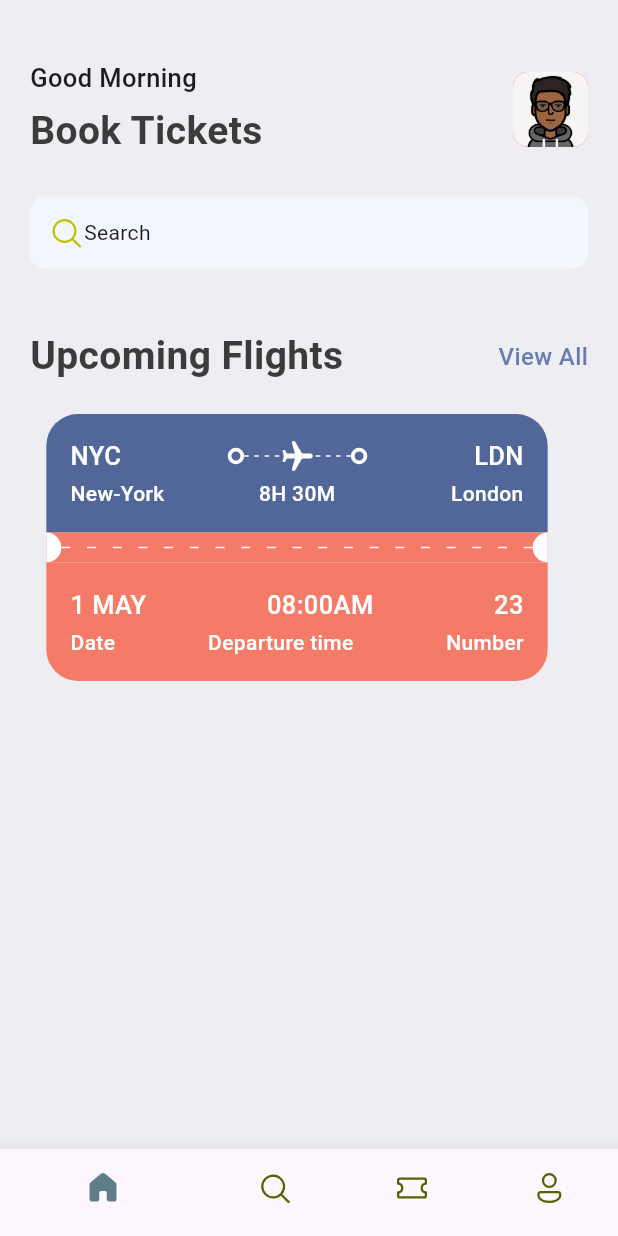
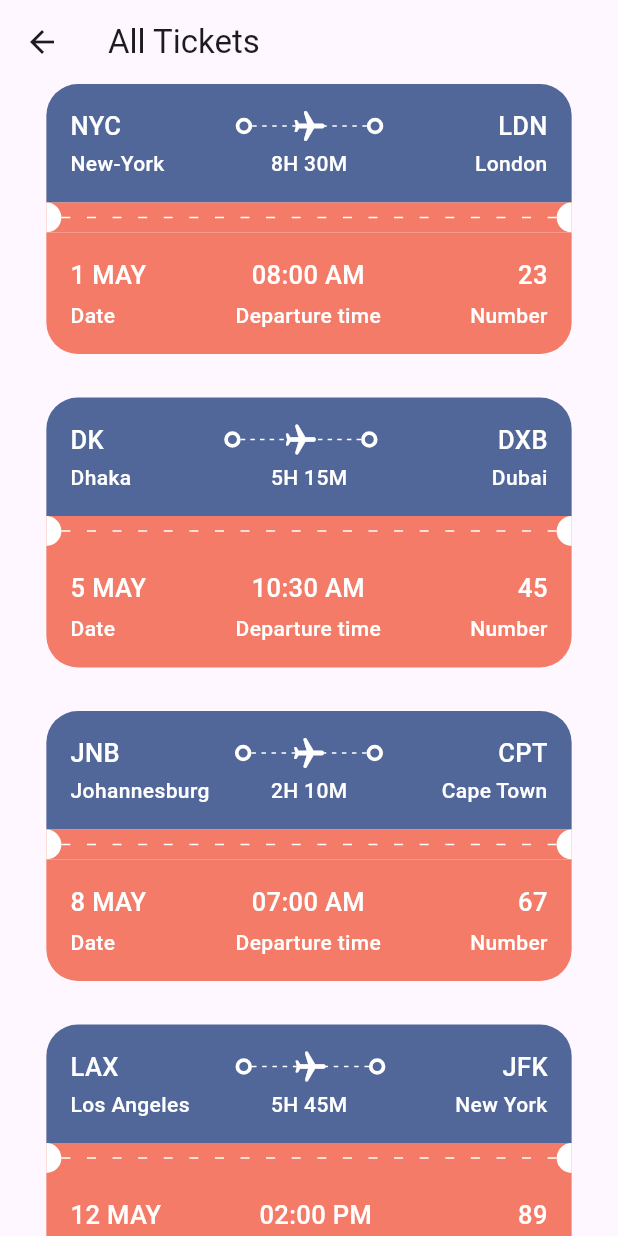
Before and after one commit to Coder-jt/ticket_app, a Flutter app: the screen it shows after launch, after a tap on "View All", on a phone screen of 412 x 824 dp. Run offline on Flutter 3.47's test engine with Material 3 defaults, Android fonts, the phone set to English and light mode, and no system bars; our stand-ins replace fluentui_icons.

Commit message:
add ticket data structure, implement AllTickets screen, and enhance HomeScreen with navigation and ticket display

```diff
--- a/lib/base/utils/all_json.dart
+++ b/lib/base/utils/all_json.dart
@@ -0,0 +1,115 @@
+
+List<Map<String, dynamic>> ticketList = [
+  {
+    'from': {
+      'code': "NYC",
+      'name': "New-York"
+    },
+    'to': {
+      'code': "LDN",
+      'name': "London"
+    },
+    'flying_time': '8H 30M',
+    'date': "1 MAY",
+    'departure_time': "08:00 AM",
+    'number': 23
+  },
+  {
+    'from': {
+      'code': "DK",
+      'name': "Dhaka"
+    },
+    'to': {
+      'code': "DXB",
+      'name': "Dubai"
+    },
+    'flying_time': '5H 15M',
+    'date': "5 MAY",
+    'departure_time': "10:30 AM",
+    'number': 45
+  },
+  {
+    'from': {
+      'code': "JNB",
+      'name': "Johannesburg"
+    },
+    'to': {
+      'code': "CPT",
+      'name': "Cape Town"
+    },
+    'flying_time': '2H 10M',
+    'date': "8 MAY",
+    'departure_time': "07:00 AM",
+    'number': 67
+  },
+  {
+    'from': {
+      'code': "LAX",
+      'name': "Los Angeles"
+    },
+    'to': {
+      'code': "JFK",
+      'name': "New York"
+    },
+    'flying_time': '5H 45M',
+    'date': "12 MAY",
+    'departure_time': "02:00 PM",
+    'number': 89
+  },
+  {
+    'from': {
+      'code': "DXB",
+      'name': "Dubai"
+    },
+    'to': {
+      'code': "SIN",
+      'name': "Singapore"
+    },
+    'flying_time': '7H 20M',
+    'date': "15 MAY",
+    'departure_time': "11:15 PM",
+    'number': 102
+  },
+  {
+    'from': {
+      'code': "PAR",
+      'name': "Paris"
+    },
+    'to': {
+      'code': "ROM",
+      'name': "Rome"
+    },
+    'flying_time': '2H 00M',
+    'date': "18 MAY",
+    'departure_time': "09:45 AM",
+    'number': 115
+  },
+  {
+    'from': {
+      'code': "SYD",
+      'name': "Sydney"
+    },
+    'to': {
+      'code': "TYO",
+      'name': "Tokyo"
+    },
+    'flying_time': '9H 30M',
+    'date': "22 MAY",
+    'departure_time': "06:30 PM",
+    'number': 128
+  },
+  {
+    'from': {
+      'code': "CPT",
+      'name': "Cape Town"
+    },
+    'to': {
+      'code': "NBO",
+      'name': "Nairobi"
+    },
+    'flying_time': '5H 45M',
+    'date': "25 MAY",
+    'departure_time': "08:15 AM",
+    'number': 140
+  },
+];
--- a/lib/base/widgets/app_column_text_layout.dart
+++ b/lib/base/widgets/app_column_text_layout.dart
@@ -0,0 +1,22 @@
+import 'package:flutter/cupertino.dart';
+import 'package:ticket_app/base/widgets/text_style_fourth.dart';
+import 'package:ticket_app/base/widgets/text_style_third.dart';
+
+class AppColumnTextLayout extends StatelessWidget {
+  final String topText;
+  final String bottomText;
+  final CrossAxisAlignment alignment;
+  const AppColumnTextLayout({super.key, required this.topText, required this.bottomText, required this.alignment});
+
+  @override
+  Widget build(BuildContext context) {
+    return Column(
+      crossAxisAlignment: alignment,
+      children: [
+        TextStyleThird(text: topText),
+        const SizedBox(height: 5,),
+        TextStyleFourth(text: bottomText),
+      ],
+    );
+  }
+}
--- a/lib/base/widgets/app_double_text.dart
+++ b/lib/base/widgets/app_double_text.dart
@@ -1,13 +1,14 @@
-import 'package:flutter/cupertino.dart';
 import 'package:flutter/material.dart';
+import 'package:ticket_app/screens/all_tickets.dart';
 
 import '../res/styles/app_styles.dart';
 
 class AppDoubleText extends StatelessWidget {
-  const AppDoubleText({required this.bigText, required this.smallText, super.key});
+  const AppDoubleText({required this.bigText, required this.smallText, super.key, required this.func});
 
   final String bigText;
   final String smallText;
+  final VoidCallback  func;
 
   @override
   Widget build(BuildContext context) {
@@ -16,9 +17,7 @@ class AppDoubleText extends StatelessWidget {
       children: [
         Text(bigText, style: AppStyles.headLineStyle2),
         InkWell(
-          onTap: (){
-
-          },
+          onTap: func,
           child: Text(smallText, style: AppStyles.textStyle.copyWith(
             color: AppStyles.primaryColor
           ),),
--- a/lib/base/widgets/ticket_view.dart
+++ b/lib/base/widgets/ticket_view.dart
@@ -1,5 +1,6 @@
 import 'package:flutter/cupertino.dart';
 import 'package:flutter/material.dart';
+import 'package:ticket_app/base/widgets/app_column_text_layout.dart';
 import 'package:ticket_app/base/widgets/app_layoutbuilder_widget.dart';
 import 'package:ticket_app/base/widgets/big_circle.dart';
 import 'package:ticket_app/base/widgets/big_dot.dart';
@@ -9,7 +10,9 @@ import 'package:ticket_app/base/widgets/text_style_third.dart';
 import '../res/styles/app_styles.dart';
 
 class TicketView extends StatelessWidget {
-  const TicketView({super.key});
+  final Map<String, dynamic> ticket;
+  final bool wholeScreen;
+  const TicketView({super.key, required this.ticket, this.wholeScreen=false});
 
   @override
   Widget build(BuildContext context) {
@@ -18,7 +21,7 @@ class TicketView extends StatelessWidget {
       width: size.width * 0.85,
       height: 189,
       child: Container(
-        margin: const EdgeInsets.only(right: 16),
+        margin: EdgeInsets.only(right: wholeScreen == true ? 0: 16),
         child: Column(
           children: [
             // blue part of the ticket
@@ -35,7 +38,7 @@ class TicketView extends StatelessWidget {
                     //Show departure and destination with Icons first line
                     Row(
                       children: [
-                        const TextStyleThird(text: "NYC"),
+                        TextStyleThird(text: ticket["from"]["code"],),
                         Expanded(child: Container()),
                         const BigDot(),
                         Expanded(
@@ -59,7 +62,7 @@ class TicketView extends StatelessWidget {
                         )),
                         const BigDot(),
                         Expanded(child: Container()),
-                        const TextStyleThird(text: "LDN"),
+                        TextStyleThird(text: ticket["to"]["code"]),
                       ],
                     ),
                     //Show departure and destination with time
@@ -68,16 +71,16 @@ class TicketView extends StatelessWidget {
                     ),
                     Row(
                       children: [
-                        const SizedBox(
+                        SizedBox(
                           width: 100,
-                          child:TextStyleFourth(text: "New-York"),
+                          child:TextStyleFourth(text: ticket["from"]["name"]),
                         ),
                         Expanded(child: Container()),
-                        const TextStyleFourth(text: "8H 30M"),
+                        TextStyleFourth(text: ticket["flying_time"]),
                         Expanded(child: Container()),
-                        const SizedBox(
+                        SizedBox(
                           width: 100,
-                          child: TextStyleFourth(text: "London", align: TextAlign.end,),
+                          child: TextStyleFourth(text: ticket["to"]["name"], align: TextAlign.end,),
                           //),
                         ),
                       ],
@@ -112,48 +115,11 @@ class TicketView extends StatelessWidget {
                   children: [
                     //Show departure and destination with Icons first line
                     Row(
+                      mainAxisAlignment: MainAxisAlignment.spaceBetween,
                       children: [
-                        const TextStyleThird(text: "1 MAY"),
-                        Expanded(child: Container()),
-                        //const BigDot(),
-                        Expanded(
-                            child: Container(
-                          child: const Stack(
-                            children: [
-                              //const SizedBox(
-                                //height: 24,
-                                //child: AppLayoutBuilderWidget(
-                                  //randomDivider: 6,
-                                //),
-                              //),
-                              Center(
-                                  child: TextStyleThird(text: "08:00AM")
-                              )
-                            ],
-                          ),
-                        )),
-                        //const BigDot(),
-                        Expanded(child: Container()),
-                        const TextStyleThird(text: "23"),
-                      ],
-                    ),
-                    //Show departure and destination with time
-                    const SizedBox(
-                      height: 3,
-                    ),
-                    Row(
-                      children: [
-                        Text("Date",
-                            style: AppStyles.headLineStyle4
-                                .copyWith(color: Colors.white)),
-                        Expanded(child: Container()),
-                        Text("Departure time",
-                            style: AppStyles.headLineStyle4
-                                .copyWith(color: Colors.white)),
-                        Expanded(child: Container()),
-                        Text("Number",
-                            style: AppStyles.headLineStyle4
-                                .copyWith(color: Colors.white)),
+                        AppColumnTextLayout(topText: ticket["date"], bottomText: "Date", alignment: CrossAxisAlignment.start,),
+                        AppColumnTextLayout(topText: ticket["departure_time"], bottomText: "Departure time", alignment: CrossAxisAlignment.center),
+                        AppColumnTextLayout(topText: ticket["number"].toString(), bottomText: "Number", alignment: CrossAxisAlignment.end,),
                       ],
                     ),
                   ],
--- a/lib/main.dart
+++ b/lib/main.dart
@@ -1,10 +1,10 @@
 import 'package:flutter/material.dart';
 import 'package:ticket_app/base/bottom_nav_bar.dart';
+import 'package:ticket_app/screens/all_tickets.dart';
 
 
 
 void main() {
-  print("Hello dart");
   runApp(const MyApp());
 }
 
@@ -16,9 +16,12 @@ class MyApp extends StatelessWidget {
   @override
   Widget build(BuildContext context) {
     //
-    return const MaterialApp(
+    return MaterialApp(
       debugShowCheckedModeBanner: false,
-      home: BottomNavBar(),
+      routes: {
+        "/": (context) => const BottomNavBar(),
+        "all_tickets": (context) => const  AllTickets()
+      },
     );
   }
 }
--- a/lib/screens/all_tickets.dart
+++ b/lib/screens/all_tickets.dart
@@ -0,0 +1,29 @@
+import 'package:flutter/material.dart';
+import 'package:ticket_app/base/utils/all_json.dart';
+import 'package:ticket_app/base/widgets/ticket_view.dart';
+
+class AllTickets extends StatelessWidget {
+  const AllTickets({super.key});
+
+  @override
+  Widget build(BuildContext context) {
+    return Scaffold(
+      appBar: AppBar(
+        title: const Text("All Tickets"),
+      ),
+      body: ListView(
+        children: [
+          SingleChildScrollView(
+            child: Column(
+              children: ticketList
+                  .map((singleTicket) => Container(
+                  margin: const EdgeInsets.only(bottom: 20),
+                  child: TicketView(ticket: singleTicket, wholeScreen: true,)))
+                  .toList(),
+            ),
+          )
+        ],
+      ),
+    );
+  }
+}
--- a/lib/screens/home_screen.dart
+++ b/lib/screens/home_screen.dart
@@ -6,6 +6,7 @@ import 'package:ticket_app/base/widgets/ticket_view.dart';
 
 import '../base/res/media.dart';
 import '../base/res/styles/app_styles.dart';
+import '../base/utils/all_json.dart';
 
 class HomeScreen extends StatelessWidget {
   const HomeScreen({super.key});
@@ -16,7 +17,9 @@ class HomeScreen extends StatelessWidget {
       backgroundColor: AppStyles.bgColor,
       body: ListView(
         children: [
-          const SizedBox(height: 40,),
+          const SizedBox(
+            height: 40,
+          ),
           Container(
             padding: const EdgeInsets.symmetric(horizontal: 20),
             child: Column(
@@ -26,13 +29,14 @@ class HomeScreen extends StatelessWidget {
                   mainAxisAlignment: MainAxisAlignment.spaceBetween,
                   children: [
                     Column(
-
                       crossAxisAlignment: CrossAxisAlignment.start,
                       children: [
                         Text("Good Morning", style: AppStyles.headLineStyle3),
                         // Create space
-                        const SizedBox(height: 5,),
-                        Text("Book Tickets", style: AppStyles.headLineStyle1 )
+                        const SizedBox(
+                          height: 5,
+                        ),
+                        Text("Book Tickets", style: AppStyles.headLineStyle1)
                       ],
                     ),
                     Container(
@@ -40,34 +44,60 @@ class HomeScreen extends StatelessWidget {
                       width: 50,
                       height: 50,
                       decoration: BoxDecoration(
-                        borderRadius: BorderRadius.circular(10),
-                        color: Colors.red,
-                        // load images from Assets folder.
-                        image: const DecorationImage(image: AssetImage(AppMedia.logo))
-                      ),
-
+                          borderRadius: BorderRadius.circular(10),
+                          color: Colors.red,
+                          // load images from Assets folder.
+                          image: const DecorationImage(
+                              image: AssetImage(AppMedia.logo))),
                     )
                   ],
                 ),
                 const SizedBox(height: 25),
                 Container(
-                  padding: const EdgeInsets.symmetric(horizontal: 12, vertical: 12),
+                  padding:
+                      const EdgeInsets.symmetric(horizontal: 12, vertical: 12),
                   decoration: BoxDecoration(
-                    borderRadius: BorderRadius.circular(10),
-                    color: const Color(0xFFF4F6FD)
-                  ),
+                      borderRadius: BorderRadius.circular(10),
+                      color: const Color(0xFFF4F6FD)),
                   child: const Row(
                     //mainAxisAlignment: MainAxisAlignment.spaceBetween,
                     children: [
-                      Icon(FluentSystemIcons.ic_fluent_search_regular, color: Color(0xFFBFC205)),
+                      Icon(FluentSystemIcons.ic_fluent_search_regular,
+                          color: Color(0xFFBFC205)),
                       Text("Search")
                     ],
                   ),
                 ),
-                const SizedBox(height: 40,),
-                const AppDoubleText(bigText: "Upcoming Flights", smallText: "View All",),
-                const SizedBox(height: 20,),
-                const TicketView()
+                const SizedBox( height: 40,),
+                //Upcoming Flights
+                AppDoubleText(
+                  bigText: "Upcoming Flights",
+                  smallText: "View All",
+                  func: () => Navigator.pushNamed(context, "all_tickets"),
+                ),
+                const SizedBox(
+                  height: 20,
+                ),
+                 // Ticket Scroll
+                 SingleChildScrollView(
+                    scrollDirection: Axis.horizontal,
+                    child: Row(
+                      //take 2 from list, convert 2 maps to Tickets
+                      children: ticketList.map((singleTicket)=> TicketView(ticket: singleTicket)).toList(),
+                ),
+                    ),
+                const SizedBox(
+                  height: 40,
+                ),
+                //Hotels
+                AppDoubleText(
+                  bigText: "Hotels",
+                  smallText: "View All",
+                  func: () {}
+                ),
+                const SizedBox(
+                  height: 20,
+                ),
               ],
             ),
           ),
```
